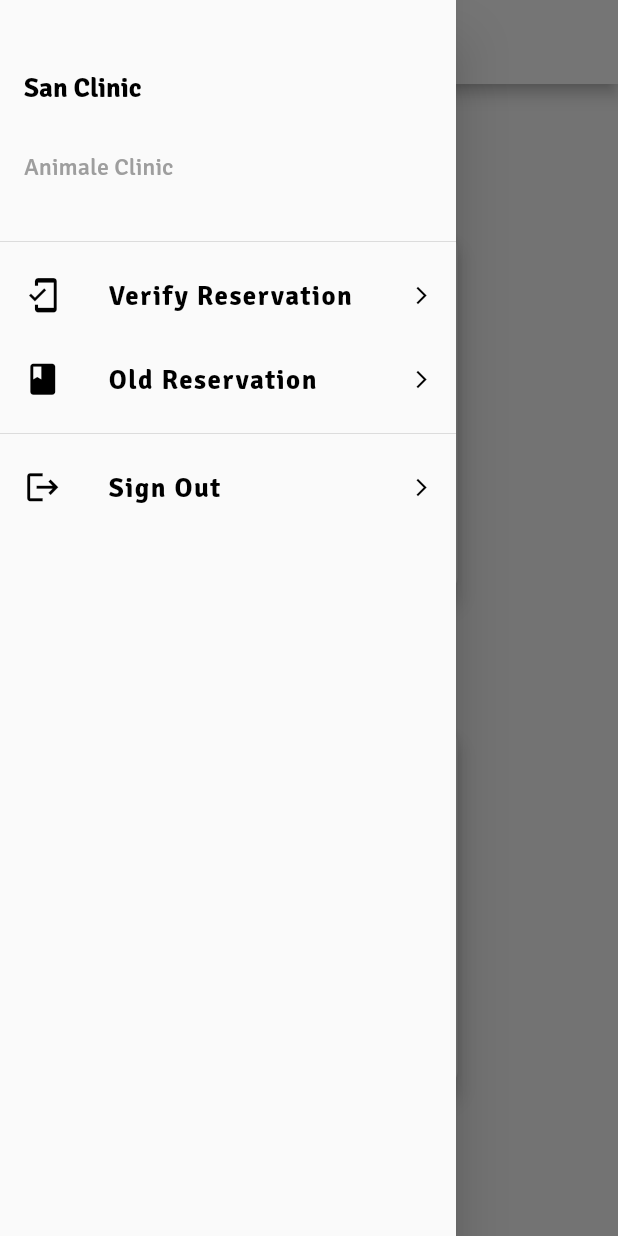
After one commit to mohammedelshafey12/govet_clinics_dashboard, a Flutter app: the HomeScreen screen opened directly, with the side drawer open, on a phone screen of 412 x 824 dp. The commit adds this screen. Run offline on Flutter 3.47's test engine with Material 2 defaults, Android fonts, the light colour scheme and no system bars; our stand-ins replace cloud_firestore, firebase_auth, firebase_core, modal_progress_hud_nsn; accounts and stored records are empty.

Commit message:
dashboard

```diff
--- a/lib/Models/clinic_model.dart
+++ b/lib/Models/clinic_model.dart
@@ -1,4 +1,4 @@
-class ClinicMode {
+class ClinicModel {
   final String? clinicId;
   final String? clinicName;
   final String? clinicEmail;
@@ -9,7 +9,7 @@ class ClinicMode {
   final String? clinicExperience;
   final String? clinicLocation;
 
-  ClinicMode({
+  ClinicModel({
     required this.clinicId,
     required this.clinicName,
     required this.clinicEmail,
--- a/lib/Screens/Home/home_screen.dart
+++ b/lib/Screens/Home/home_screen.dart
@@ -1,10 +1,22 @@
 import 'package:flutter/material.dart';
+import 'package:govet_clinics_dashboard/Widgets/custom_drawer/custom_drawer.dart';
+
+import 'home_screen_body.dart';
 
 class HomeScreen extends StatelessWidget {
   const HomeScreen({Key? key}) : super(key: key);
 
   @override
   Widget build(BuildContext context) {
-    return Container();
+    return Scaffold(
+      appBar: AppBar(
+        iconTheme: IconThemeData(color: Colors.black),
+        title: Text(
+          'GoVet Dashboard',
+        ),
+      ),
+      body: HomeScreenBody(),
+      drawer: CustomDrawer(),
+    );
   }
 }
--- /dev/null
+++ b/lib/Screens/Home/home_screen_body.dart
@@ -0,0 +1,104 @@
+import 'package:flutter/material.dart';
+import 'package:govet_clinics_dashboard/Screens/old_reservation/old_reservation_screen.dart';
+import 'package:govet_clinics_dashboard/Screens/verify_reservation/verify_reservation_screen.dart';
+
+class HomeScreenBody extends StatelessWidget {
+  const HomeScreenBody({Key? key}) : super(key: key);
+
+  @override
+  Widget build(BuildContext context) {
+    double width = MediaQuery.of(context).size.width;
+    double height = MediaQuery.of(context).size.height;
+    return Center(
+      child: Container(
+        height: height * 0.7,
+        width: width * 0.5,
+        child: Column(
+          children: [
+            Expanded(
+              child: Container(
+                width: double.infinity,
+                child: InkWell(
+                  onTap: () {
+                    Navigator.push(
+                      context,
+                      MaterialPageRoute(
+                        builder: (context) => VerifyReservationScreen(),
+                      ),
+                    );
+                  },
+                  borderRadius: BorderRadius.circular(10.0),
+                  child: Card(
+                    elevation: 5.0,
+                    shape: RoundedRectangleBorder(
+                      borderRadius: BorderRadius.circular(10.0),
+                    ),
+                    child: Column(
+                      mainAxisAlignment: MainAxisAlignment.spaceEvenly,
+                      children: [
+                        Icon(
+                          Icons.mobile_friendly,
+                          size: height * 0.1,
+                        ),
+                        Text(
+                          'Verify Reservation',
+                          style: TextStyle(
+                            fontFamily: 'custom_font_bold',
+                            letterSpacing: 0.3,
+                            fontSize: 18.0,
+                          ),
+                        )
+                      ],
+                    ),
+                  ),
+                ),
+              ),
+            ),
+            SizedBox(
+              height: height * 0.1,
+            ),
+            Expanded(
+              child: Container(
+                width: double.infinity,
+                child: InkWell(
+                  onTap: () {
+                    Navigator.push(
+                      context,
+                      MaterialPageRoute(
+                        builder: (context) => OldReservationScreen(),
+                      ),
+                    );
+                  },
+                  borderRadius: BorderRadius.circular(10.0),
+                  child: Card(
+                    elevation: 5.0,
+                    shape: RoundedRectangleBorder(
+                      borderRadius: BorderRadius.circular(10.0),
+                    ),
+                    child: Column(
+                      mainAxisAlignment: MainAxisAlignment.spaceEvenly,
+                      children: [
+                        Icon(
+                          Icons.book,
+                          size: height * 0.1,
+                        ),
+                        Text(
+                          'Old Reservations',
+                          style: TextStyle(
+                            fontFamily: 'custom_font_bold',
+                            letterSpacing: 0.3,
+                            fontSize: 18.0,
+                          ),
+                        )
+                      ],
+                    ),
+                  ),
+                ),
+              ),
+            ),
+          ],
+        ),
+      ),
+    );
+  }
+}
--- a/lib/Services/auth.dart
+++ b/lib/Services/auth.dart
@@ -13,7 +13,7 @@ class Auth {
           email: email,
           password: password
       );
-      Navigator.push(context, MaterialPageRoute(builder: (context)=>HomeScreen()));
+      Navigator.pushReplacement(context, MaterialPageRoute(builder: (context)=>HomeScreen()));
       return userCredential;
     } on FirebaseAuthException catch (e) {
       ScaffoldMessenger.of(context).showSnackBar(SnackBar(
@@ -42,7 +42,7 @@ class Auth {
           email: email,
           password: password
       );
-      Navigator.push(context, MaterialPageRoute(builder: (context)=>HomeScreen()));
+      Navigator.pushReplacement(context, MaterialPageRoute(builder: (context)=>HomeScreen()));
       return null;
     } on FirebaseAuthException catch (e) {
       ScaffoldMessenger.of(context).showSnackBar(SnackBar(
--- a/lib/Services/store.dart
+++ b/lib/Services/store.dart
@@ -1,15 +1,17 @@
 import 'package:cloud_firestore/cloud_firestore.dart';
+import 'package:flutter/cupertino.dart';
+import 'package:flutter/material.dart';
 import 'package:govet_clinics_dashboard/Models/clinic_model.dart';
+import 'package:govet_clinics_dashboard/Screens/Home/home_screen.dart';
 
 import '../constants.dart';
 
 class Store {
-
   /// object from FirebaseFirestore
   FirebaseFirestore fireStore = FirebaseFirestore.instance;
 
   /// After Sign Up Update Clinic Information In Firebase Firestore
-  addClinic(ClinicMode clinic) {
+  addClinic(ClinicModel clinic) {
     fireStore.collection(Constants.clinicCollection).doc(clinic.clinicId).set({
       Constants.clinicId: clinic.clinicId,
       Constants.clinicName: clinic.clinicEmail,
@@ -21,6 +23,4 @@ class Store {
       Constants.clinicExperience: clinic.clinicExperience,
     });
   }
-
-
 }
--- /dev/null
+++ b/lib/Widgets/custom_drawer/custom_drawer.dart
@@ -0,0 +1,61 @@
+import 'package:flutter/cupertino.dart';
+import 'package:flutter/material.dart';
+import 'package:govet_clinics_dashboard/Screens/old_reservation/old_reservation_screen.dart';
+import 'package:govet_clinics_dashboard/Screens/verify_reservation/verify_reservation_screen.dart';
+import 'package:govet_clinics_dashboard/Widgets/custom_drawer/custom_drawer_header.dart';
+import 'package:govet_clinics_dashboard/Widgets/custom_drawer/custom_drawer_item.dart';
+import 'package:govet_clinics_dashboard/Widgets/custom_drawer/log_out_alert_dialog.dart';
+
+class CustomDrawer extends StatelessWidget {
+  const CustomDrawer({Key? key}) : super(key: key);
+
+  @override
+  Widget build(BuildContext context) {
+    return Drawer(
+      child: ListView(
+        children: [
+          CustomDrawerHeader(
+            clinicName: 'San Clinic',
+            clinicType: 'Animale Clinic',
+          ),
+          CustomDrawerItem(
+            icon: Icons.mobile_friendly,
+            itemTitle: 'Verify Reservation',
+            onTap: () {
+              Navigator.push(
+                context,
+                MaterialPageRoute(
+                  builder: (context) => VerifyReservationScreen(),
+                  ),
+              );
+            },
+          ),
+          CustomDrawerItem(
+            icon: Icons.book,
+            itemTitle: 'Old Reservation',
+            onTap: () {
+              Navigator.push(
+                context,
+                MaterialPageRoute(
+                  builder: (context) => OldReservationScreen(),
+                ),
+              );
+            },
+          ),
+          Divider(),
+          CustomDrawerItem(
+            icon: Icons.logout,
+            itemTitle: 'Sign Out',
+            onTap: () {
+              showDialog(
+                context: context,
+                barrierDismissible: false,
+                builder: (BuildContext context) => LogOutAlertDialog(),
+              );
+            },
+          ),
+        ],
+      ),
+    );
+  }
+}
--- /dev/null
+++ b/lib/Widgets/custom_drawer/custom_drawer_header.dart
@@ -0,0 +1,40 @@
+import 'package:flutter/material.dart';
+
+class CustomDrawerHeader extends StatelessWidget {
+  const CustomDrawerHeader({
+    Key? key,
+    required this.clinicName,
+    required this.clinicType,
+  });
+  final clinicName;
+  final clinicType;
+
+  @override
+  Widget build(BuildContext context) {
+    return DrawerHeader(
+      child: Column(
+        crossAxisAlignment: CrossAxisAlignment.start,
+        mainAxisAlignment: MainAxisAlignment.spaceEvenly,
+        children: [
+          Text(
+            '$clinicName',
+            style: TextStyle(
+              fontWeight: FontWeight.bold,
+              fontFamily: 'custom_font_bold',
+              color: Colors.black,
+              fontSize: 18,
+            ),
+          ),
+          Text(
+            '$clinicType',
+            style: TextStyle(
+              fontFamily: 'custom_font',
+              color: Colors.grey,
+              fontSize: 16,
+            ),
+          ),
+        ],
+      ),
+    );
+  }
+}
--- /dev/null
+++ b/lib/Widgets/custom_drawer/custom_drawer_item.dart
@@ -0,0 +1,38 @@
+
+import 'package:flutter/material.dart';
+
+class CustomDrawerItem extends StatelessWidget {
+  CustomDrawerItem({
+    Key? key,
+    required this.icon,
+    required this.itemTitle,
+    required this.onTap,
+  });
+
+  final icon;
+  final String itemTitle;
+  final onTap;
+
+  @override
+  Widget build(BuildContext context) {
+    return ListTile(
+      leading: Icon(icon, size: 25, color: Colors.black,),
+      title: Text(
+        itemTitle,
+        style: TextStyle(
+          fontSize: 18,
+          color: Colors.black,
+          fontFamily: 'custom_font',
+          fontWeight: FontWeight.bold,
+          letterSpacing: 1,
+        ),
+      ),
+      trailing: Icon(
+        Icons.arrow_forward_ios,
+        size: 14,
+        color: Colors.black,
+      ),
+      onTap: onTap,
+    );
+  }
+}
```
Also changed, not shown: lib/Screens/Auth/log_in_screen.dart (+28 -3 lines), lib/Screens/Auth/sign_up_screen.dart (+55 -10 lines), lib/Screens/old_reservation/old_reservation_screen.dart (added, +19 -0 lines), lib/Screens/verify_reservation/verify_reservation_screen.dart (added, +19 -0 lines), lib/Widgets/custom_drawer/log_out_alert_dialog.dart (added, +85 -0 lines), lib/main.dart (+14 -1 lines).
